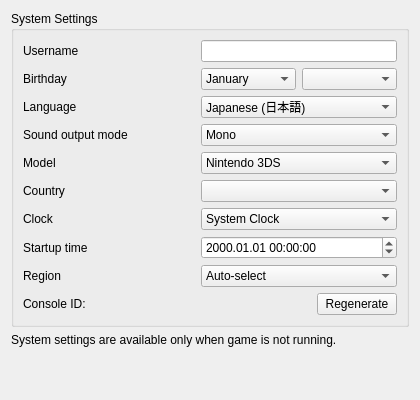
GreenAmaranthine/citra, file src/citra/configuration/configure_system.ui: the form before one commit.
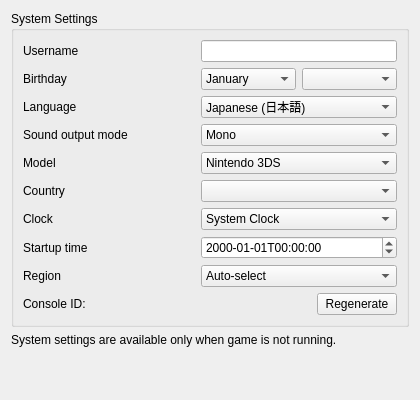
The form after the commit.

The edit to the form file:
```diff
--- a/src/citra/configuration/configure_system.ui
+++ b/src/citra/configuration/configure_system.ui
@@ -325,7 +325,7 @@
         <item row="7" column="1">
          <widget class="QDateTimeEdit" name="edit_init_time">
           <property name="displayFormat">
-           <string>yyyy.MM.dd HH:mm:ss</string>
+           <string>yyyy-MM-ddTHH:mm:ss</string>
           </property>
          </widget>
         </item>
```
